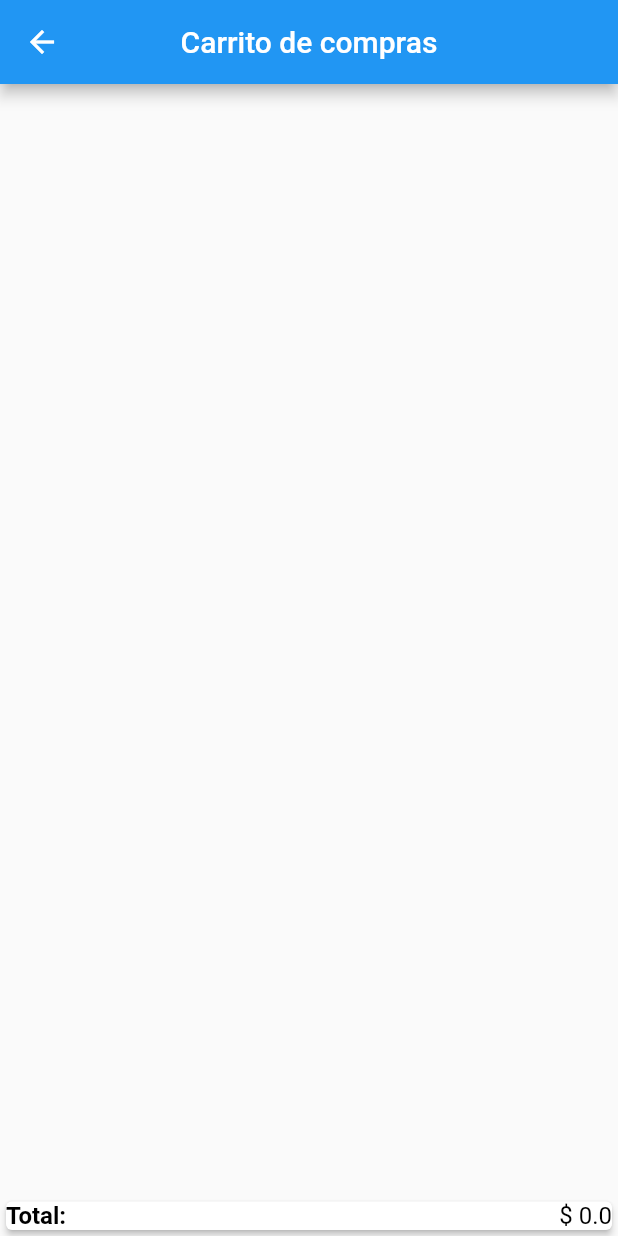
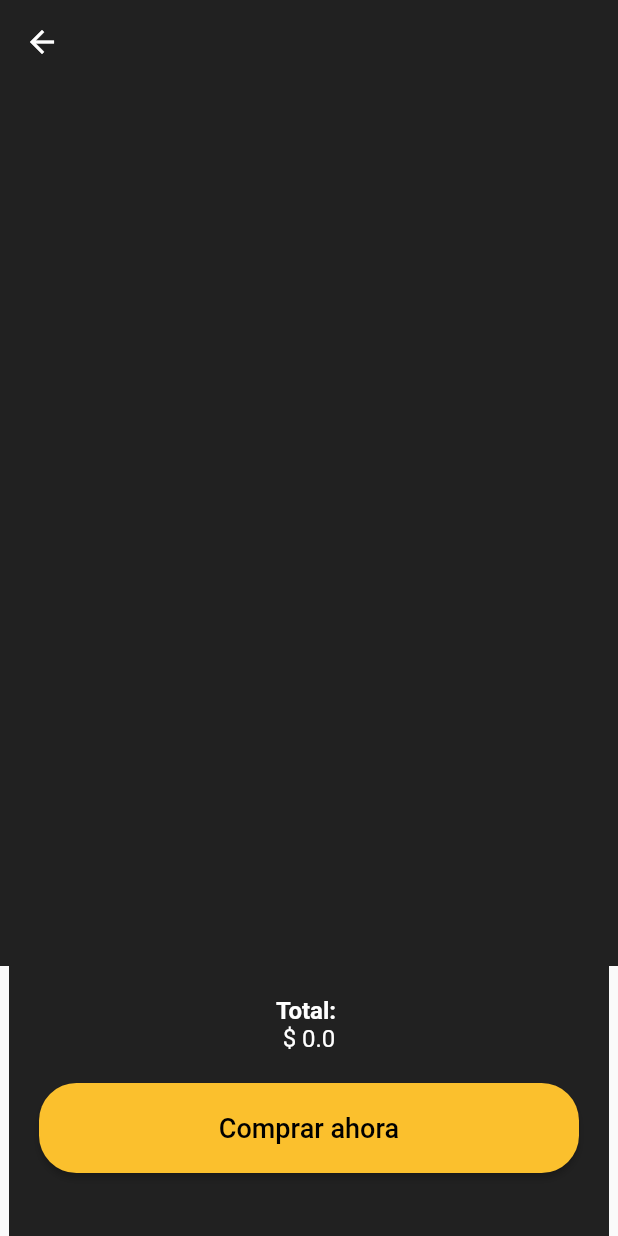
Before and after one commit to MiguelArbelaez0/products_store, a Flutter app: the CartScreen screen opened by its route, on a phone screen of 412 x 824 dp. Run offline on Flutter 3.47's test engine with Material 2 defaults, Android fonts, the phone set to English and light mode, and no system bars; our stand-ins replace lottie; network calls fail.

Commit message:
mejora ui

```diff
--- a/products_store_app/lib/presentation/screens/cart_screen.dart
+++ b/products_store_app/lib/presentation/screens/cart_screen.dart
@@ -2,6 +2,7 @@ import 'package:flutter/material.dart';
 
 import '../../domain/entitis/products_entiti.dart';
 import '../view_model/cart_view_model.dart';
+import 'home_screen.dart';
 
 class CartScreen extends StatefulWidget {
   const CartScreen({super.key});
@@ -15,8 +16,21 @@ class _CartScreenState extends State<CartScreen> {
   Widget build(BuildContext context) {
     return Scaffold(
       appBar: AppBar(
+        elevation: 0,
+        backgroundColor: Colors.grey.shade900,
         centerTitle: true,
-        title: const Text('Carrito de compras'),
+        leading: IconButton(
+          onPressed: () {
+            Navigator.push(
+              context,
+              MaterialPageRoute(builder: (context) => const HomeScreen()),
+            );
+          },
+          icon: const Icon(
+            Icons.arrow_back,
+            color: Colors.white,
+          ),
+        ),
       ),
       body: Column(
         children: [
@@ -29,6 +43,8 @@ class _CartScreenState extends State<CartScreen> {
                 return Column(
                   children: [
                     Expanded(
+                      child: Container(
+                        color: Colors.grey.shade900,
                         child: ListView.builder(
                           itemCount: products.length,
                           itemBuilder: (context, index) {
@@ -38,18 +54,45 @@ class _CartScreenState extends State<CartScreen> {
                               child: Column(
                                 children: [
                                   Card(
-                                  child: ListTile(
-                                    leading: Image.network(product.image),
-                                    title: Text(product.title),
-                                    subtitle: Text(
-                                        '\$${product.price.toStringAsFixed(2)}'),
-                                    trailing: Row(
+                                    child: Padding(
+                                      padding: const EdgeInsets.all(8.0),
+                                      child: Row(
+                                        children: [
+                                          Image.network(
+                                            product.image,
+                                            width: 50,
+                                            height: 50,
+                                          ),
+                                          const SizedBox(width: 10),
+                                          Expanded(
+                                            child: Column(
+                                              crossAxisAlignment:
+                                                  CrossAxisAlignment.start,
+                                              children: [
+                                                Text(
+                                                  product.title,
+                                                  style: TextStyle(
+                                                    fontWeight: FontWeight.bold,
+                                                    fontSize: 16,
+                                                  ),
+                                                ),
+                                                Text(
+                                                  '\$${product.price.toStringAsFixed(2)}',
+                                                  style: TextStyle(
+                                                    color: Colors.grey[700],
+                                                  ),
+                                                ),
+                                              ],
+                                            ),
+                                          ),
+                                          Row(
                                             mainAxisSize: MainAxisSize.min,
                                             children: [
                                               IconButton(
                                                 onPressed: () {
                                                   cartViewModel
-                                                .incrementQuantity(product);
+                                                      .incrementQuantity(
+                                                          product);
                                                 },
                                                 icon: Icon(
                                                   Icons.add_circle_rounded,
@@ -60,12 +103,15 @@ class _CartScreenState extends State<CartScreen> {
                                               IconButton(
                                                 onPressed: () {
                                                   cartViewModel
-                                                .decrementQuantity(product);
+                                                      .decrementQuantity(
+                                                          product);
                                                 },
                                                 icon: Icon(
                                                   Icons.remove_circle_rounded,
                                                   color: Colors.grey[700],
                                                 ),
+                                              ),
+                                            ],
                                           ),
                                         ],
                                       ),
@@ -76,7 +122,7 @@ class _CartScreenState extends State<CartScreen> {
                                     'Subtotal: \$${product.subTotal.toStringAsFixed(2)}',
                                     style: const TextStyle(
                                       fontSize: 14,
-                                    color: Colors.black,
+                                      color: Colors.white,
                                     ),
                                   ),
                                 ],
@@ -85,22 +131,26 @@ class _CartScreenState extends State<CartScreen> {
                           },
                         ),
                       ),
+                    ),
                   ],
                 );
               },
             ),
           ),
-          Card(
-            elevation: 2,
-            child: Row(
-              mainAxisAlignment: MainAxisAlignment.spaceBetween,
+          Container(
+            height: 180,
+            color: Colors.grey.shade900,
+            width: 400,
+            child: Padding(
+              padding: const EdgeInsets.all(20),
+              child: Column(
                 children: [
                   const Text(
                     'Total: ',
                     style: TextStyle(
                       fontWeight: FontWeight.bold,
                       fontSize: 16,
-                    color: Colors.black,
+                      color: Colors.white,
                     ),
                   ),
                   StreamBuilder<double>(
@@ -108,15 +158,42 @@ class _CartScreenState extends State<CartScreen> {
                     builder: (context, snapshot) {
                       final double total = snapshot.data ?? 0.0;
                       return Text(
-                      '\$ ' "$total",
+                        '\$ $total',
                         style: const TextStyle(
                           fontSize: 16,
-                        color: Colors.black,
+                          color: Colors.white,
                         ),
                       );
                     },
                   ),
+                  const SizedBox(height: 20),
+                  SizedBox(
+                    height: 60,
+                    width: 390,
+                    child: ElevatedButton(
+                      style: ButtonStyle(
+                        backgroundColor: MaterialStateProperty.all<Color>(
+                          Colors.yellow.shade700,
+                        ),
+                        shape:
+                            MaterialStateProperty.all<RoundedRectangleBorder>(
+                          RoundedRectangleBorder(
+                            borderRadius: BorderRadius.circular(25),
+                          ),
+                        ),
+                      ),
+                      onPressed: () {},
+                      child: const Text(
+                        'Comprar ahora',
+                        style: TextStyle(
+                          color: Colors.black,
+                          fontSize: 18,
+                        ),
+                      ),
+                    ),
+                  ),
                 ],
+              ),
             ),
           ),
         ],
--- a/products_store_app/lib/presentation/screens/home_screen.dart
+++ b/products_store_app/lib/presentation/screens/home_screen.dart
@@ -44,7 +44,7 @@ class _HomeScreenState extends State<HomeScreen> implements HomeInterface {
               },
               child: const Icon(
                 Icons.shopping_cart,
-                color: Colors.orange,
+                color: Colors.black,
                 size: 30,
               ),
             ),
--- a/products_store_app/lib/presentation/screens/widgets/categories.widget.dart
+++ b/products_store_app/lib/presentation/screens/widgets/categories.widget.dart
@@ -34,7 +34,7 @@ class CategoriesWidget extends StatelessWidget {
         margin: const EdgeInsets.only(left: 10),
         height: 20,
         decoration: BoxDecoration(
-          color: isSelected ? Colors.orange : Colors.white,
+          color: isSelected ? Colors.black87 : Colors.white,
           borderRadius: BorderRadius.circular(20),
         ),
         child: Container(
```
Also changed, not shown: products_store_app/lib/presentation/screens/detail_screen.dart (+50 -6 lines), products_store_app/lib/presentation/screens/widgets/product_widget.dart (+15 -8 lines). Lines whose indentation alone changed are shown as unchanged.
